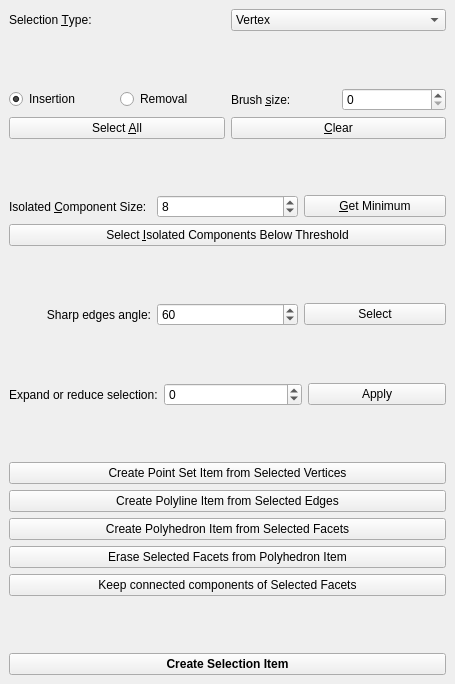
The window that Polyhedron/demo/Polyhedron/Plugins/PMP/Selection_widget.ui (CGAL/cgal) describes before a commit, drawn with Qt 5.
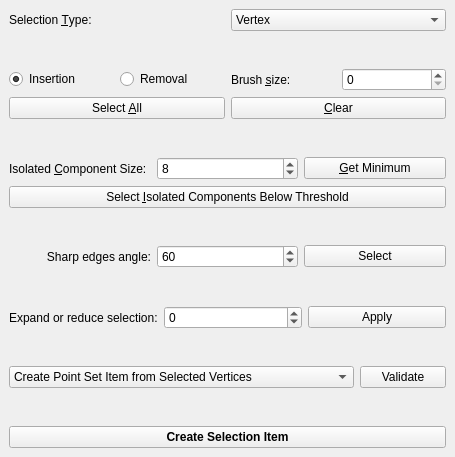
The same window after the commit.

Commit message:
Addition of a position memory for the planes
- When the user switch from an item to another, the planes are still in the same position as when he left.
- Addition of a label to indicate that the planes are connected to the selected image
- Fix for a segfault occuring when a plane was destroyed and the imag was selected afterwards.

```diff
--- a/Polyhedron/demo/Polyhedron/Plugins/PMP/Selection_widget.ui
+++ b/Polyhedron/demo/Polyhedron/Plugins/PMP/Selection_widget.ui
@@ -7,7 +7,7 @@
     <x>0</x>
     <y>0</y>
     <width>455</width>
-    <height>684</height>
+    <height>457</height>
    </rect>
   </property>
   <property name="windowTitle">
@@ -298,42 +298,44 @@
      </spacer>
     </item>
     <item>
-     <widget class="QPushButton" name="Create_point_set_item_button">
+     <layout class="QHBoxLayout" name="horizontalLayout_9" stretch="4,1">
+      <item>
+       <widget class="QComboBox" name="operationsBox">
+        <item>
       <property name="text">
        <string>Create Point Set Item from Selected Vertices</string>
       </property>
-     </widget>
     </item>
     <item>
-     <widget class="QPushButton" name="Create_polyline_item_button">
       <property name="text">
        <string>Create Polyline Item from Selected Edges</string>
       </property>
-     </widget>
     </item>
     <item>
-     <widget class="QPushButton" name="Create_polyhedron_item_button">
       <property name="text">
        <string>Create Polyhedron Item from Selected Facets</string>
       </property>
-     </widget>
     </item>
     <item>
-     <widget class="QPushButton" name="Erase_selected_facets_button">
       <property name="text">
        <string>Erase Selected Facets from Polyhedron Item</string>
       </property>
-     </widget>
     </item>
     <item>
-     <widget class="QPushButton" name="Keep_connected_components_button">
-      <property name="toolTip">
-       <string extracomment="from selected facets"/>
-      </property>
       <property name="text">
        <string>Keep connected components of Selected Facets</string>
       </property>
-     </widget>
+        </item>
+       </widget>
+      </item>
+      <item>
+       <widget class="QPushButton" name="validateButton">
+        <property name="text">
+         <string>Validate</string>
+        </property>
+       </widget>
+      </item>
+     </layout>
     </item>
     <item>
      <spacer name="verticalSpacer">
```
Lines whose indentation alone changed are shown as unchanged. The commit also changes 1 other file.
